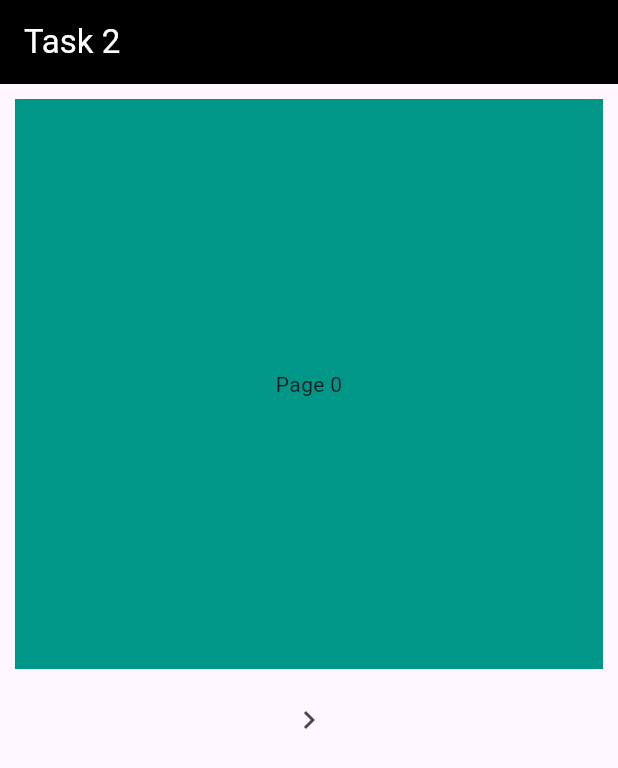
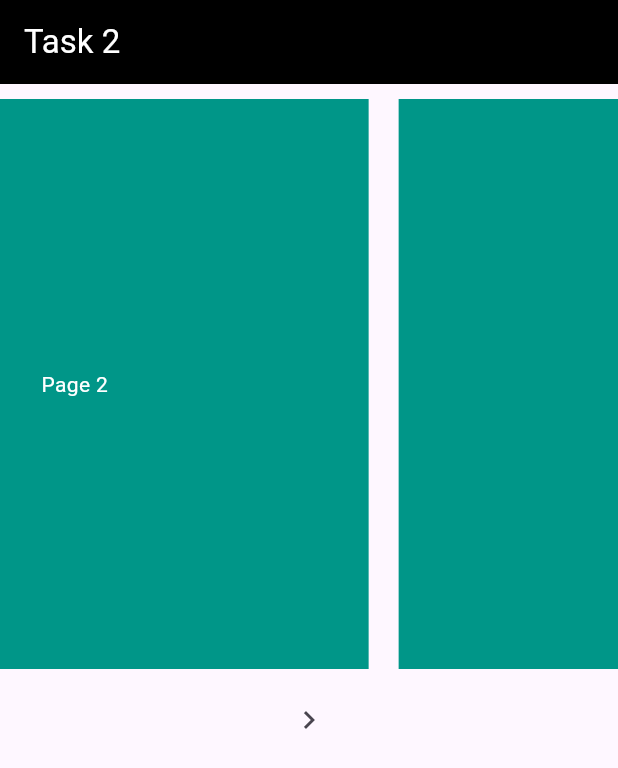
Before and after one commit to msx-git/flutter_day_42, a Flutter app: the screen it shows after launch, on a phone screen of 412 x 824 dp. Shown: the top 768 px of the screen. Run offline on Flutter 3.47's test engine with Material 3 defaults, Android fonts, the phone set to English and light mode, and no system bars.

Commit message:
Task is done.

```diff
--- a/lib/tasks/task_2/task_2.dart
+++ b/lib/tasks/task_2/task_2.dart
@@ -7,8 +7,28 @@ class Task2 extends StatefulWidget {
   State<Task2> createState() => _Task2State();
 }
 
-class _Task2State extends State<Task2> {
+class _Task2State extends State<Task2> with SingleTickerProviderStateMixin{
+
   final pageController = PageController();
+  late final AnimationController _animationController;
+  late final Animation<double> _animation;
+
+  @override
+  void initState() {
+    super.initState();
+    _animationController = AnimationController(
+      vsync: this,
+      duration: const Duration(seconds: 3),
+    );
+    _animation = Tween<double>(
+      begin: 0,
+      end: 400,
+    ).animate(
+      CurvedAnimation(parent: _animationController, curve: Curves.easeInOut),
+    );
+    // _animationController.forward();
+    _animationController.repeat();
+  }
 
   @override
   Widget build(BuildContext context) {
@@ -18,7 +38,10 @@ class _Task2State extends State<Task2> {
         backgroundColor: Colors.black,
         foregroundColor: Colors.white,
       ),
-      body: Column(
+      body: AnimatedBuilder(
+          animation: _animation,
+          builder: (context, child) {
+          return Column(
             children: [
               SizedBox(
                 height: 400,
@@ -26,12 +49,13 @@ class _Task2State extends State<Task2> {
                   controller: pageController,
                   // itemCount: 10,
                   itemBuilder: (context, index) {
+                    pageController.nextPage(duration: Duration(seconds: 3), curve: Curves.linear);
                     return Container(
                       padding: const EdgeInsets.all(10),
                       margin: const EdgeInsets.all(10),
                       decoration: const BoxDecoration(color: Colors.teal),
                       alignment: Alignment.center,
-                  child: Text("Page $index"),
+                      child: Text("Page $index",style: TextStyle(color: Colors.white),),
                     );
                   },
                 ),
@@ -46,6 +70,8 @@ class _Task2State extends State<Task2> {
                 icon: const Icon(Icons.navigate_next),
               )
             ],
+          );
+        }
       ),
     );
   }
```
Lines whose indentation alone changed are shown as unchanged.
